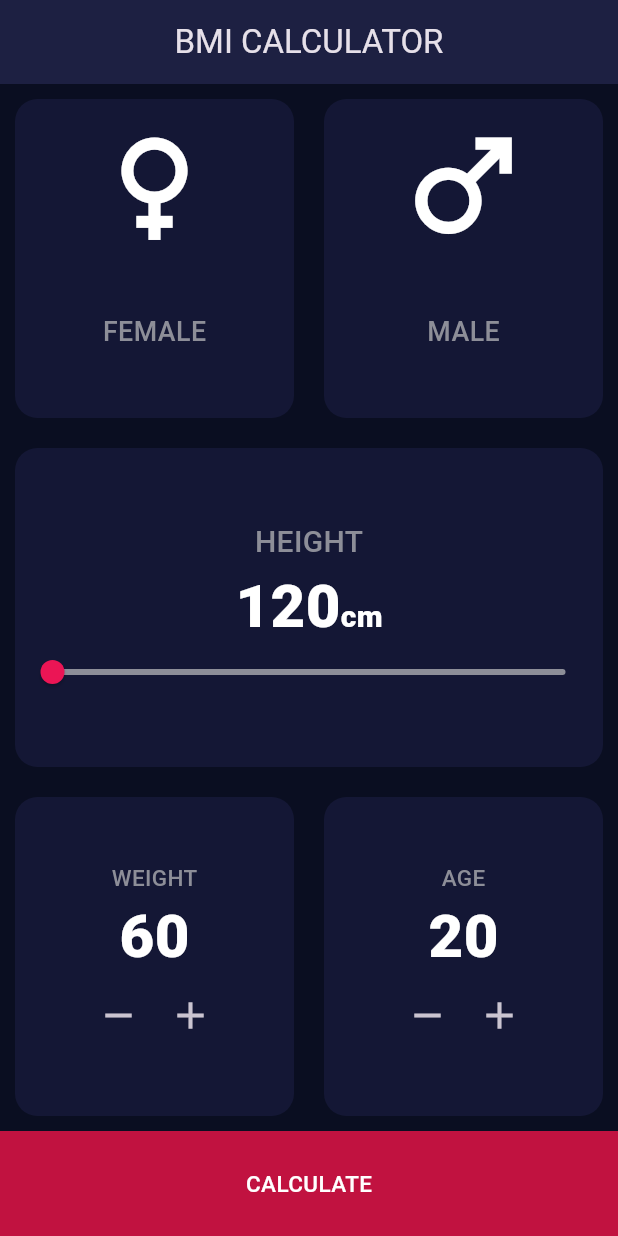
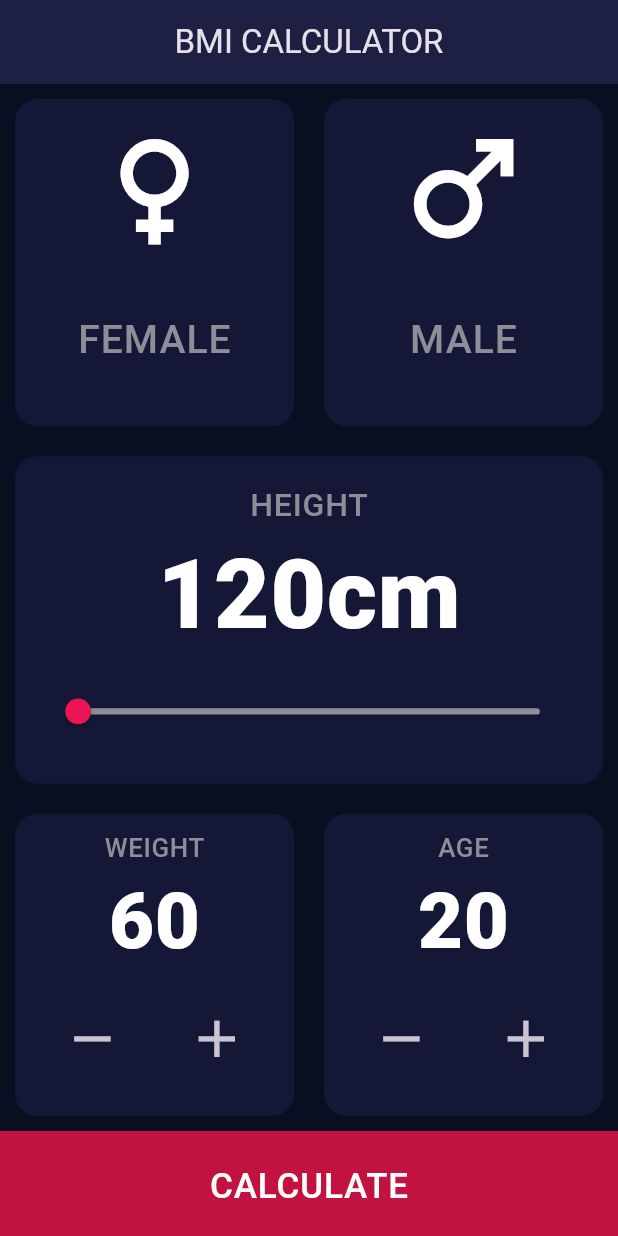
Before and after one commit to HiddeNoob/vke_hesaplayici, a Flutter app: the screen it shows after launch, on a phone screen of 412 x 824 dp. Run offline on Flutter 3.47's test engine with Material 3 defaults, Android fonts, the phone set to English and light mode, and no system bars.

```diff
--- a/lib/constants.dart
+++ b/lib/constants.dart
@@ -2,8 +2,8 @@
 
 import 'package:flutter/material.dart';
 class ProjectConstants{
-  static const numberTextStyle = TextStyle(fontSize: 40,fontFamily: 'Roboto',fontWeight: FontWeight.w800,color: Colors.white);
-  static const double iconCardFontSize = 15;
+  static const numberTextStyle = TextStyle(fontSize: 30,fontFamily: 'Roboto',fontWeight: FontWeight.w800,color: Colors.white);
+  static const double iconCardFontSize = 10;
   static const buttonVariableColor = Color(0xFFADAEB8);
   static const cardTextColor = Color(0xFF8D8E98);
   static const iconContentFont = TextStyle(fontSize: iconCardFontSize,fontFamily: 'Roboto',fontWeight: FontWeight.w500,color: cardTextColor);
--- a/lib/icon_content.dart
+++ b/lib/icon_content.dart
@@ -16,7 +16,7 @@ class IconContent extends StatelessWidget {
         Expanded(
           child: FittedBox(
             child: Padding(
-              padding: const EdgeInsets.all(30.0),
+              padding: const EdgeInsets.all(12.0),
               child: Text(titleText ?? '',
                   style: ProjectConstants.iconContentFont),
             ),
--- a/lib/input_page.dart
+++ b/lib/input_page.dart
@@ -63,13 +63,15 @@ class _InputPageState extends State<InputPage> {
           Expanded(
               child: ReusableCard(
             color: ProjectConstants.inactiveCardColor,
+            child: FittedBox(
               child: Column(
+
                 mainAxisAlignment: MainAxisAlignment.center,
                 children: [
                   Text(
                     'HEIGHT',
                     style:
-                      ProjectConstants.iconContentFont.copyWith(fontSize: 20),
+                        ProjectConstants.iconContentFont,
                   ),
                   Row(
                     mainAxisAlignment: MainAxisAlignment.center,
@@ -82,17 +84,17 @@ class _InputPageState extends State<InputPage> {
                       ),
                       Text(
                         'cm',
-                      style: ProjectConstants.numberTextStyle
-                          .copyWith(fontSize: 20),
+                        style: ProjectConstants.numberTextStyle,
                       )
                     ],
                   ),
                   SliderTheme(
                     data: SliderThemeData(
+                        trackHeight: 2,
                         activeTrackColor: Color(0xFFEB1555),
                         thumbColor: Color(0xFFEB1555),
                         overlayColor: Color(0x58EB1555),
-                      thumbShape: RoundSliderThumbShape(enabledThumbRadius: 8),
+                        thumbShape: RoundSliderThumbShape(enabledThumbRadius: 4),
                         overlayShape: RoundSliderOverlayShape(overlayRadius: 15),
                         inactiveTrackColor: Color(0xFF8D8E98)),
                     child: Slider(
@@ -108,14 +110,17 @@ class _InputPageState extends State<InputPage> {
                   )
                 ],
               ),
+            ),
           )),
           Expanded(
+            flex: 0,
               child: Row(
             mainAxisAlignment: MainAxisAlignment.center,
             children: [
               Expanded(
                 child: ReusableCard(
                   color: ProjectConstants.inactiveCardColor,
+                  child: FittedBox(
                     child: IncreaseDecraseComponent(
                       selectedWeight,
                       'WEIGHT',
@@ -132,9 +137,11 @@ class _InputPageState extends State<InputPage> {
                     ),
                   ),
                 ),
+              ),
               Expanded(
                 child: ReusableCard(
                   color: ProjectConstants.inactiveCardColor,
+                  child: FittedBox(
                     child: IncreaseDecraseComponent(
                       selectedAge,
                       'AGE',
@@ -149,6 +156,7 @@ class _InputPageState extends State<InputPage> {
                         });
                       },
                     ),
+                  ),
                 )
               )
             ],
@@ -159,6 +167,9 @@ class _InputPageState extends State<InputPage> {
               height: 70,
               width: double.infinity,
               color: ProjectConstants.bottomContainerColor,
+              child: FittedBox(
+                child: Padding(
+                  padding: const EdgeInsets.all(8.0),
                   child: Center(
                       child: Text(
                     'CALCULATE',
@@ -166,6 +177,8 @@ class _InputPageState extends State<InputPage> {
                         .copyWith(color: Colors.white),
                   )),
                 ),
+              ),
+            ),
           )
         ],
       ),
--- a/lib/number_increase_decrase_component.dart
+++ b/lib/number_increase_decrase_component.dart
@@ -28,12 +28,10 @@ class IncreaseDecraseComponent extends StatelessWidget {
             mainAxisAlignment: MainAxisAlignment.center,
             children: [
               IconButton(
-                  iconSize: 30,
                   onPressed: onDecrease,
                   icon: Icon(Icons.remove)),
               IconButton(
                   highlightColor: ProjectConstants.activeCardColor,
-                  iconSize: 30,
                   onPressed: onIncrease,
                   icon: Icon(Icons.add)),
             ],
--- a/lib/reusable_card.dart
+++ b/lib/reusable_card.dart
@@ -10,6 +10,7 @@ class ReusableCard extends StatelessWidget {
     return GestureDetector(
       onTap: onTap,
       child: Container(
+        width: double.infinity,
         padding: const EdgeInsets.all(10),
         margin: const EdgeInsets.all(10),
         decoration: BoxDecoration(color: color,borderRadius: BorderRadius.circular(15)),
```
Lines whose indentation alone changed are shown as unchanged.
